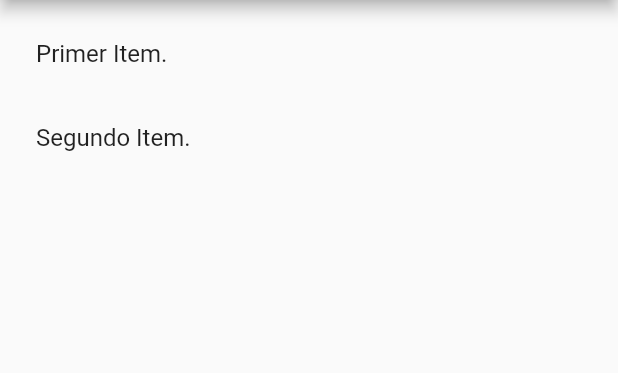
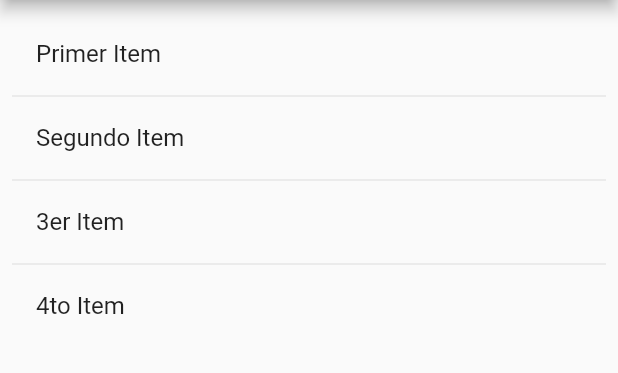
Before and after one commit to wlizama/flutter_training, a Flutter app: the screen it shows after launch, on a phone screen of 412 x 824 dp, the part 84-457 px from its top. Run offline on Flutter 3.47's test engine with Material 2 defaults, Android fonts, the phone set to English and light mode, and no system bars.

Commit message:
List view fix

```diff
--- a/lib/Index.dart
+++ /dev/null
@@ -1,39 +0,0 @@
-import 'package:flutter/material.dart';
-
-class Index extends StatelessWidget {
-
-	final _widgetList = [
-		{ 'text': 'Primer Item.', 'tap_fun': () {} },
-		{ 'text': 'Segundo Item.', 'tap_fun': () {} },
-	];
-
-	@override
-	Widget build(BuildContext context) {
-		return MaterialApp(
-			title: 'Index List',
-			home: Scaffold(
-				appBar: AppBar(
-					title: Text('My Index List'),
-				),
-				body: _buildListViews(),
-			),
-		);
-	}
-
-
-	Widget _buildListViews() {
-		return ListView(
-			padding: const EdgeInsets.all(8),
-			children: <Widget>[
-				for (var widget_item in _widgetList) _buildListView(widget_item)
-			],
-		);
-	}
-
-	Widget _buildListView(widget_item) {
-		return ListTile(
-			title: Text(widget_item['text']),
-			onTap: widget_item['tap_fun'](),
-		);
-	}
-}
--- a/lib/main.dart
+++ b/lib/main.dart
@@ -1,12 +1,56 @@
 import 'package:flutter/material.dart';
-import 'Index.dart';
 
 void main(List<String> args) {
 	runApp(MaterialApp(
 		title: 'Flutter Training',
-		initialRoute: '/',
-		routes: {
-			'/': (context) => Index()
-		},
+		home: Index(),
 	));
 }
+
+
+class Index extends StatelessWidget {
+
+	final _widgetList = [
+		{ 'text': 'Primer Item', 'tap_fun': () {} },
+		{ 'text': 'Segundo Item', 'tap_fun': () {} },
+		{ 'text': '3er Item', 'tap_fun': () {} },
+		{ 'text': '4to Item', 'tap_fun': () {} },
+	];
+
+	@override
+	Widget build(BuildContext context) {
+		return MaterialApp(
+			title: 'Index List',
+			home: Scaffold(
+				appBar: AppBar(
+					title: Text('My Index List'),
+				),
+				body: _buildListViews(context),
+			),
+		);
+	}
+
+
+	Widget _buildListViews(context) {
+
+		final wlist = _widgetList.map(
+			(widget_item) {
+				return ListTile(
+					title: Text(widget_item['text']),
+					onTap: widget_item['tap_fun'],
+				);
+			}
+		);
+
+		final wlist_divided = ListTile.divideTiles(
+			context: context,
+			tiles: wlist
+		).toList();
+
+
+		return ListView(
+			padding: const EdgeInsets.all(8),
+			children: wlist_divided,
+		);
+	}
+}
```
